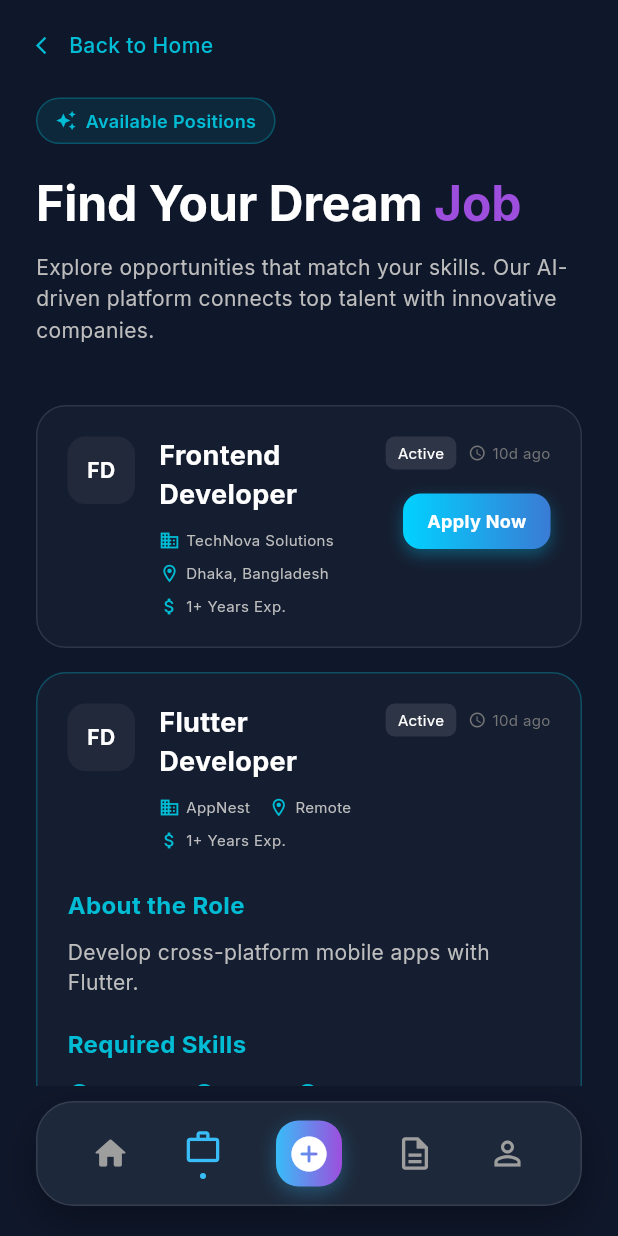
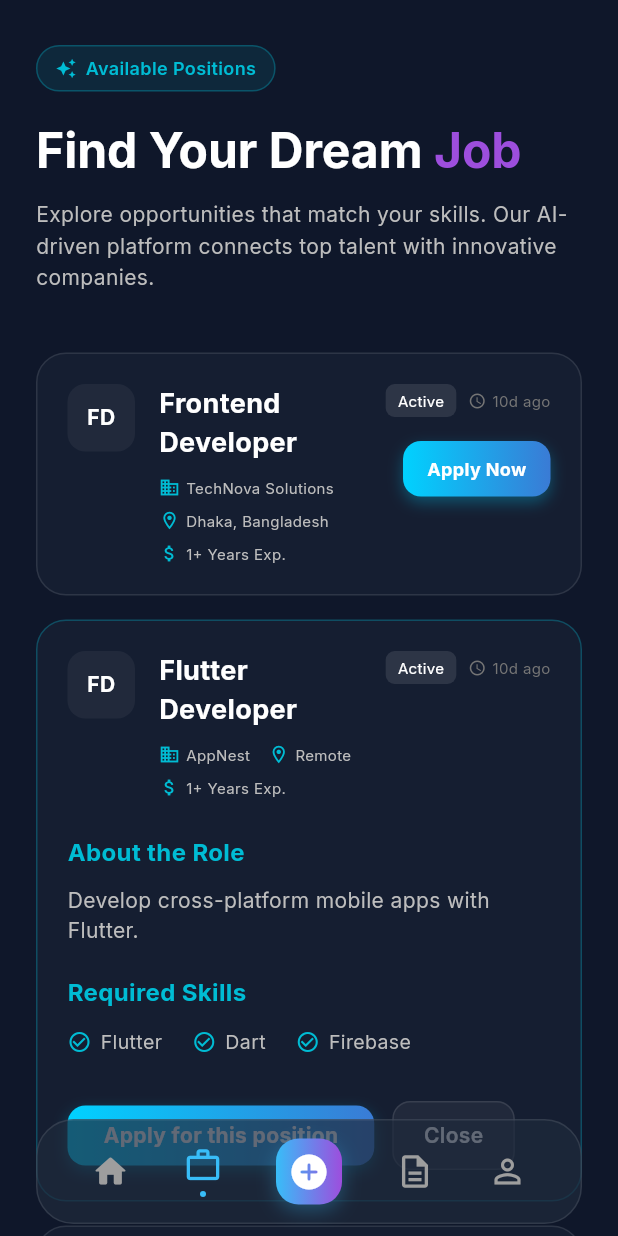
Before and after one commit to Tamimbd2/CvJachaiApp, a Flutter app: the FindjobView screen opened by its route, after a tap on "Find Dream Job", on a phone screen of 412 x 824 dp. Run offline on Flutter 3.47's test engine with Material 3 defaults, Android fonts, the phone set to English and light mode, and no system bars; our stand-ins replace get, google_fonts.

Commit message:
feat: implement find job and home modules with custom UI components

```diff
--- a/lib/app/modules/findjob/views/findjob_view.dart
+++ b/lib/app/modules/findjob/views/findjob_view.dart
@@ -1,3 +1,5 @@
+import 'dart:ui';
+
 import 'package:flutter/material.dart';
 import 'package:get/get.dart';
 import 'package:google_fonts/google_fonts.dart';
@@ -11,35 +13,16 @@ class FindjobView extends GetView<FindjobController> {
   Widget build(BuildContext context) {
     return Scaffold(
       backgroundColor: const Color(0xFF0F172A),
-      body: SafeArea(
+      body: Stack(
+        children: [
+          SafeArea(
             child: SingleChildScrollView(
               physics: const BouncingScrollPhysics(),
               padding: const EdgeInsets.symmetric(horizontal: 24, vertical: 20),
               child: Column(
                 crossAxisAlignment: CrossAxisAlignment.start,
                 children: [
-              // Back Link
-              GestureDetector(
-                onTap: () => Get.back(),
-                child: Row(
-                  children: [
-                    const Icon(
-                      Icons.arrow_back_ios,
-                      color: Colors.cyan,
-                      size: 14,
-                    ),
-                    const SizedBox(width: 8),
-                    Text(
-                      'Back to Home',
-                      style: GoogleFonts.inter(
-                        color: Colors.cyan,
-                        fontWeight: FontWeight.w500,
-                      ),
-                    ),
-                  ],
-                ),
-              ),
-              const SizedBox(height: 25),
+                  const SizedBox(height: 10),
 
                   // Tag
                   Container(
@@ -138,32 +121,25 @@ class FindjobView extends GetView<FindjobController> {
                     '10d ago',
                     false,
                   ),
-              const SizedBox(height: 40),
+                  const SizedBox(height: 120),
                 ],
               ),
             ),
           ),
-      bottomNavigationBar: Container(
-        color: const Color(0xFF0F172A),
-        padding: const EdgeInsets.only(
+
+          // Floating nav bar overlay
+          Positioned(
+            bottom: MediaQuery.of(context).viewPadding.bottom + 8,
             left: 24,
             right: 24,
-          bottom: 20,
-          top: 10,
-        ),
             child: Container(
               height: 70,
               decoration: BoxDecoration(
-            color: const Color(0xFF1E293B).withValues(alpha: 0.95),
+                color: const Color(0xFF1E293B).withValues(alpha: 0.7),
                 borderRadius: BorderRadius.circular(25),
-            boxShadow: [
-              BoxShadow(
-                color: Colors.black.withValues(alpha: 0.3),
-                blurRadius: 20,
-                offset: const Offset(0, 10),
+                border: Border.all(
+                  color: Colors.white.withValues(alpha: 0.1),
                 ),
-            ],
-            border: Border.all(color: Colors.white10),
               ),
               child: Row(
                 mainAxisAlignment: MainAxisAlignment.spaceEvenly,
@@ -193,6 +169,8 @@ class FindjobView extends GetView<FindjobController> {
                 ],
               ),
             ),
+          ),
+        ],
       ),
     );
   }
@@ -266,7 +244,8 @@ class FindjobView extends GetView<FindjobController> {
         color: const Color(0xFF1E293B).withValues(alpha: 0.4),
         borderRadius: BorderRadius.circular(20),
         border: Border.all(
-          color: isExpanded ? Colors.cyan.withValues(alpha: 0.3) : Colors.white10,
+          color:
+              isExpanded ? Colors.cyan.withValues(alpha: 0.3) : Colors.white10,
         ),
       ),
       child: Column(
--- a/lib/app/modules/home/views/home_view.dart
+++ b/lib/app/modules/home/views/home_view.dart
@@ -1,3 +1,5 @@
+import 'dart:ui';
+
 import 'package:flutter/material.dart';
 import 'package:get/get.dart';
 import 'package:google_fonts/google_fonts.dart';
@@ -163,52 +165,57 @@ class HomeView extends GetView<HomeController> {
                       const [Color(0xFF10B981), Color(0xFF3B82F6)],
                       () => Get.toNamed(Routes.findjob),
                     ),
-
+                    const SizedBox(height: 120),
                   ],
                 ),
               ),
             ),
           ),
-        ],
-      ),
-      bottomNavigationBar: Container(
-        color: const Color(0xFF0F172A),
-        padding: const EdgeInsets.only(
+
+          // Floating nav bar overlay
+          Positioned(
+            bottom: MediaQuery.of(context).viewPadding.bottom + 8,
             left: 24,
             right: 24,
-          bottom: 20,
-          top: 10,
-        ),
             child: Container(
               height: 70,
               decoration: BoxDecoration(
-            color: const Color(0xFF1E293B).withValues(alpha: 0.95),
+                color: const Color(0xFF1E293B).withValues(alpha: 0.7),
                 borderRadius: BorderRadius.circular(25),
-            boxShadow: [
-              BoxShadow(
-                color: Colors.black.withValues(alpha: 0.3),
-                blurRadius: 20,
-                offset: const Offset(0, 10),
+                border: Border.all(
+                  color: Colors.white.withValues(alpha: 0.1),
                 ),
-            ],
-            border: Border.all(color: Colors.white10),
               ),
               child: Row(
                 mainAxisAlignment: MainAxisAlignment.spaceEvenly,
                 children: [
                   _buildNavItem(Icons.home_rounded, true, onTap: () {}),
-              _buildNavItem(Icons.work_outline, false,
-                  onTap: () => Get.toNamed(Routes.findjob)),
-              _buildNavItem(Icons.add_circle_rounded, false,
+                  _buildNavItem(
+                    Icons.work_outline,
+                    false,
+                    onTap: () => Get.toNamed(Routes.findjob),
+                  ),
+                  _buildNavItem(
+                    Icons.add_circle_rounded,
+                    false,
                     isSpecial: true,
-                  onTap: () => Get.toNamed(Routes.createjob)),
-              _buildNavItem(Icons.description_outlined, false,
-                  onTap: () => Get.toNamed(Routes.cvshortlisting)),
-              _buildNavItem(Icons.person_outline, false,
-                  onTap: () => Get.toNamed(Routes.personalizatiion)),
+                    onTap: () => Get.toNamed(Routes.createjob),
+                  ),
+                  _buildNavItem(
+                    Icons.description_outlined,
+                    false,
+                    onTap: () => Get.toNamed(Routes.cvshortlisting),
+                  ),
+                  _buildNavItem(
+                    Icons.person_outline,
+                    false,
+                    onTap: () => Get.toNamed(Routes.personalizatiion),
+                  ),
                 ],
               ),
             ),
+          ),
+        ],
       ),
     );
   }
@@ -304,8 +311,12 @@ class HomeView extends GetView<HomeController> {
     );
   }
 
-  Widget _buildNavItem(IconData icon, bool isActive,
-      {bool isSpecial = false, VoidCallback? onTap}) {
+  Widget _buildNavItem(
+    IconData icon,
+    bool isActive, {
+    bool isSpecial = false,
+    VoidCallback? onTap,
+  }) {
     return GestureDetector(
       onTap: onTap,
       child: Column(
```
Lines whose indentation alone changed are shown as unchanged.
